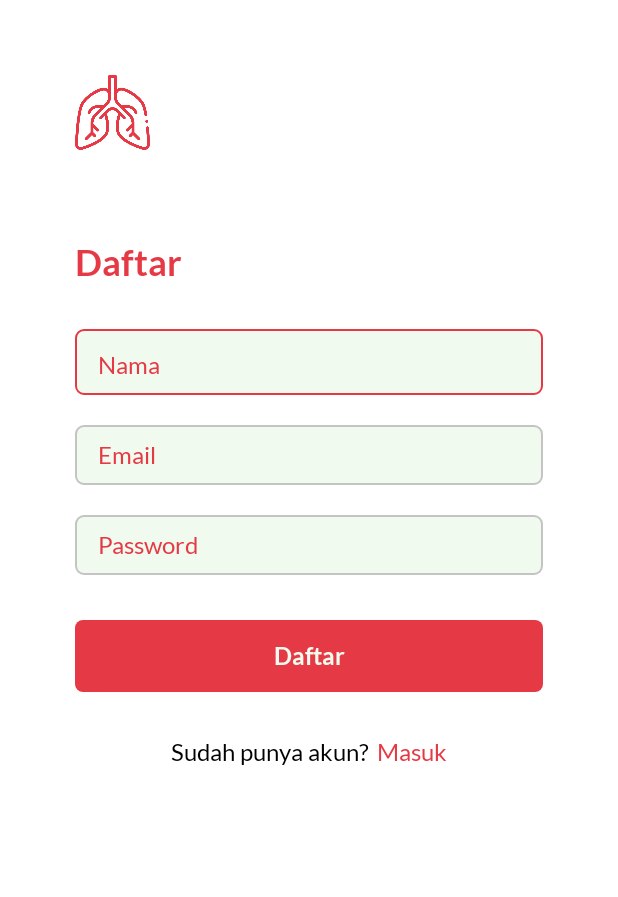
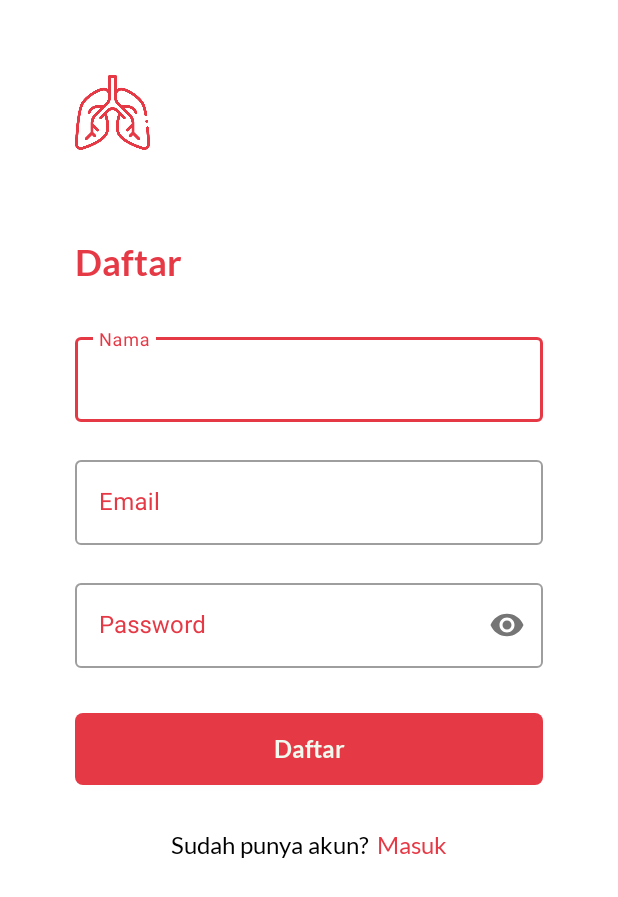
Before and after one commit to equivalency/covx_app, an Android app: the screen it shows after launch (RegisterActivity), after a tap on "Daftar", on a phone screen of 412 x 824 dp. Shown: the top 897 px of the screen. Run offline under Robolectric (Android 15) with nearby library versions, the phone set to English and light mode, and no system bars; 1 other tap on this screen came first.

Commit message:
Nambah backend login, password visibility

```diff
--- a/app/build.gradle
+++ b/app/build.gradle
@@ -1,6 +1,7 @@
 plugins {
     id 'com.android.application'
     id 'kotlin-android'
+    id 'kotlin-parcelize'
 }
 
 android {
--- a/app/src/main/java/com/example/cov_x/SplashActivity.kt
+++ b/app/src/main/java/com/example/cov_x/SplashActivity.kt
@@ -1,5 +1,6 @@
 package com.example.cov_x
 
+import android.content.Context
 import android.content.Intent
 import androidx.appcompat.app.AppCompatActivity
 import android.os.Bundle
@@ -7,15 +8,26 @@ import android.os.Handler
 import android.os.Looper
 
 class SplashActivity : AppCompatActivity() {
+
+
     override fun onCreate(savedInstanceState: Bundle?) {
         super.onCreate(savedInstanceState)
         setContentView(R.layout.activity_splash)
 
         supportActionBar?.hide()
+
+        val sharedPreference =  getSharedPreferences(LoginActivity.PREF_NAME, Context.MODE_PRIVATE)
         Handler(Looper.getMainLooper()).postDelayed({
-            val homeIntent = Intent( this@SplashActivity, LoginActivity::class.java)
-            startActivity(homeIntent)
-            finish()
+            if(sharedPreference.contains(LoginActivity.KEY_TOKEN)){
+                val homeIntent = Intent(this@SplashActivity, MainActivity::class.java)
+                startActivity(homeIntent)
+                finish()
+            }
+            else {
+                val loginIntent = Intent( this@SplashActivity, LoginActivity::class.java)
+                startActivity(loginIntent)
+                finish()
+            }
         }, 2000)
     }
 }
--- a/app/src/main/java/com/example/cov_x/UserService.kt
+++ b/app/src/main/java/com/example/cov_x/UserService.kt
@@ -1,12 +1,18 @@
 package com.example.cov_x
 
+import com.example.cov_x.models.LoginRequest
+import com.example.cov_x.models.LoginResponse
 import com.example.cov_x.models.RegisterRequest
 import com.example.cov_x.models.RegisterResponse
 import retrofit2.Call
 import retrofit2.http.Body
+import retrofit2.http.Header
 import retrofit2.http.POST
 
 interface UserService {
     @POST("auth/register")
      fun registerUser(@Body registerRequest: RegisterRequest): Call<RegisterResponse>
+
+     @POST("auth/login")
+     fun loginUser(@Header("Authorization") authHeader: String, @Body loginRequest: LoginRequest): Call<LoginResponse>
 }
--- a/app/src/main/res/layout/activity_register.xml
+++ b/app/src/main/res/layout/activity_register.xml
@@ -3,6 +3,7 @@
     xmlns:tools="http://schemas.android.com/tools"
     android:layout_width="match_parent"
     android:layout_height="match_parent"
+    xmlns:app="http://schemas.android.com/apk/res-auto"
     android:layout_margin="50dp"
     android:orientation="vertical"
     tools:context=".RegisterActivity">
@@ -22,56 +23,66 @@
         android:textColor="@color/base_red"
         android:layout_marginTop="60dp"/>
 
-    <EditText
-        android:id="@+id/editNama"
-        android:inputType="text"
+    <com.google.android.material.textfield.TextInputLayout
         android:layout_width="match_parent"
         android:layout_height="wrap_content"
+        android:layout_marginTop="30dp"
         android:hint="@string/nama"
-        android:layout_marginTop="30dp"
-        android:paddingTop="14dp"
-        android:paddingBottom="10dp"
-        android:paddingStart="15dp"
-        android:background="@drawable/custom_edit_text"
         android:textSize="16sp"
         android:fontFamily="@font/lato_regular"
         android:textColor="@color/base_red"
         android:textColorHint="@color/base_red"
-        />
+        style="@style/Widget.MaterialComponents.TextInputLayout.OutlinedBox"
+        >
+        <com.google.android.material.textfield.TextInputEditText
+            android:id="@+id/editNama"
+            android:inputType="text"
+            android:layout_width="match_parent"
+            android:layout_height="wrap_content"
+            />
+    </com.google.android.material.textfield.TextInputLayout>
 
-    <EditText
-        android:id="@+id/editEmail"
-        android:inputType="textEmailAddress"
+    <com.google.android.material.textfield.TextInputLayout
         android:layout_width="match_parent"
         android:layout_height="wrap_content"
+        android:layout_marginTop="20dp"
         android:hint="@string/email"
-        android:layout_marginTop="20dp"
-        android:paddingTop="10dp"
-        android:paddingBottom="10dp"
-        android:paddingStart="15dp"
-        android:background="@drawable/custom_edit_text"
         android:textSize="16sp"
         android:fontFamily="@font/lato_regular"
         android:textColor="@color/base_red"
         android:textColorHint="@color/base_red"
-        />
+        style="@style/Widget.MaterialComponents.TextInputLayout.OutlinedBox"
+        >
+        <com.google.android.material.textfield.TextInputEditText
+            android:id="@+id/editEmail"
+            android:inputType="textEmailAddress"
+            android:layout_width="match_parent"
+            android:layout_height="wrap_content"
+            />
+    </com.google.android.material.textfield.TextInputLayout>
 
-    <EditText
-        android:id="@+id/editPassword"
-        android:inputType="textPassword"
+    <com.google.android.material.textfield.TextInputLayout
         android:layout_width="match_parent"
         android:layout_height="wrap_content"
+        android:layout_marginTop="20dp"
         android:hint="@string/password"
-        android:layout_marginTop="20dp"
-        android:paddingTop="10dp"
-        android:paddingBottom="10dp"
-        android:paddingStart="15dp"
-        android:background="@drawable/custom_edit_text"
         android:textSize="16sp"
         android:fontFamily="@font/lato_regular"
         android:textColor="@color/base_red"
         android:textColorHint="@color/base_red"
-        />
+        app:passwordToggleEnabled="true"
+        style="@style/Widget.MaterialComponents.TextInputLayout.OutlinedBox"
+        >
+        <com.google.android.material.textfield.TextInputEditText
+            android:id="@+id/editPassword"
+            android:inputType="textPassword"
+            android:layout_width="match_parent"
+            android:layout_height="wrap_content"
+            />
+    </com.google.android.material.textfield.TextInputLayout>
+
+
+
 
     <android.widget.Button
         android:id="@+id/btnDaftar"
--- a/app/src/main/res/values/themes.xml
+++ b/app/src/main/res/values/themes.xml
@@ -2,7 +2,7 @@
     <!-- Base application theme. -->
     <style name="Theme.Cov_X" parent="Theme.MaterialComponents.DayNight.DarkActionBar">
         <!-- Primary brand color. -->
-        <item name="colorPrimary">@color/purple_500</item>
+        <item name="colorPrimary">@color/base_red</item>
         <item name="colorPrimaryVariant">@color/base_red</item>
         <item name="colorOnPrimary">@color/white</item>
         <!-- Secondary brand color. -->
```
Also changed, not shown: app/src/main/java/com/example/cov_x/LoadingDialog.kt (added, +23 -0 lines), app/src/main/java/com/example/cov_x/LoginActivity.kt (+73 -13 lines), app/src/main/java/com/example/cov_x/RegisterActivity.kt (+13 -32 lines), app/src/main/java/com/example/cov_x/fragments/ProfilFragment.kt (+20 -15 lines), app/src/main/java/com/example/cov_x/models/AuthData.kt (+13 -1 lines), app/src/main/java/com/example/cov_x/models/FotoData.kt (added, +12 -0 lines), app/src/main/res/layout/activity_login.xml (+27 -19 lines), app/src/main/res/layout/custom_loading.xml (+14 -9 lines).
